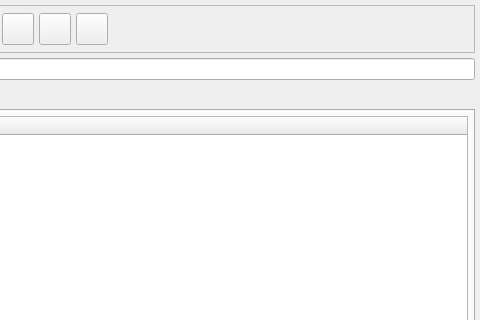
Old version of the form bulmages/bulmacont/plugins/pluginbc_cuenta/bcplancontablelistbase.ui in the repository eboladev/Bulmages-1; both pictures show x 210 to 690 and y 0 to 320 of the 690 by 490 pixel window.
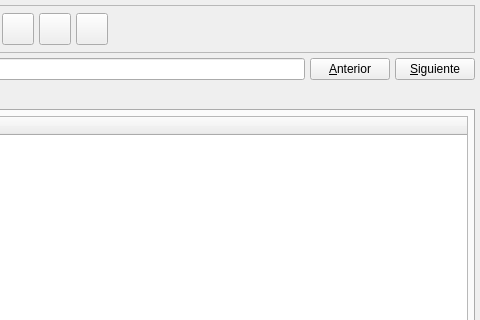
New version of the form. Icons and pictures are not drawn. Custom widgets are drawn as their Qt base class.

Commit message:
Listado del Plan Contable: Corrijo la manera de buscar cuentas. Habilito los botones: Anterior y siguiente para recorrer el listado segun el criterio de busqueda. El primer lugar busca en la numeracion de la cuenta y si no lo encuentra busca en la descripcion de la cuenta.
*********************************
*          Todo-Redes           *
*        C/.Begonia, 12         *
*   07010 Palma de Mallorca.    *
*      Tel: +34-971499071       *
*   http://www.todo-redes.com   *
*  comercial(en)todo-redes.com  *
*********************************

The edit to the form file:
```diff
--- a/bulmages/bulmacont/plugins/pluginbc_cuenta/bcplancontablelistbase.ui
+++ b/bulmages/bulmacont/plugins/pluginbc_cuenta/bcplancontablelistbase.ui
@@ -427,6 +427,20 @@
      <item>
       <widget class="QLineEdit" name="mui_busqueda"/>
      </item>
+     <item>
+      <widget class="QPushButton" name="mui_anterior">
+       <property name="text">
+        <string>&amp;Anterior</string>
+       </property>
+      </widget>
+     </item>
+     <item>
+      <widget class="QPushButton" name="mui_siguiente">
+       <property name="text">
+        <string>&amp;Siguiente</string>
+       </property>
+      </widget>
+     </item>
     </layout>
    </item>
    <item>
```
The commit also changes 2 other files.
